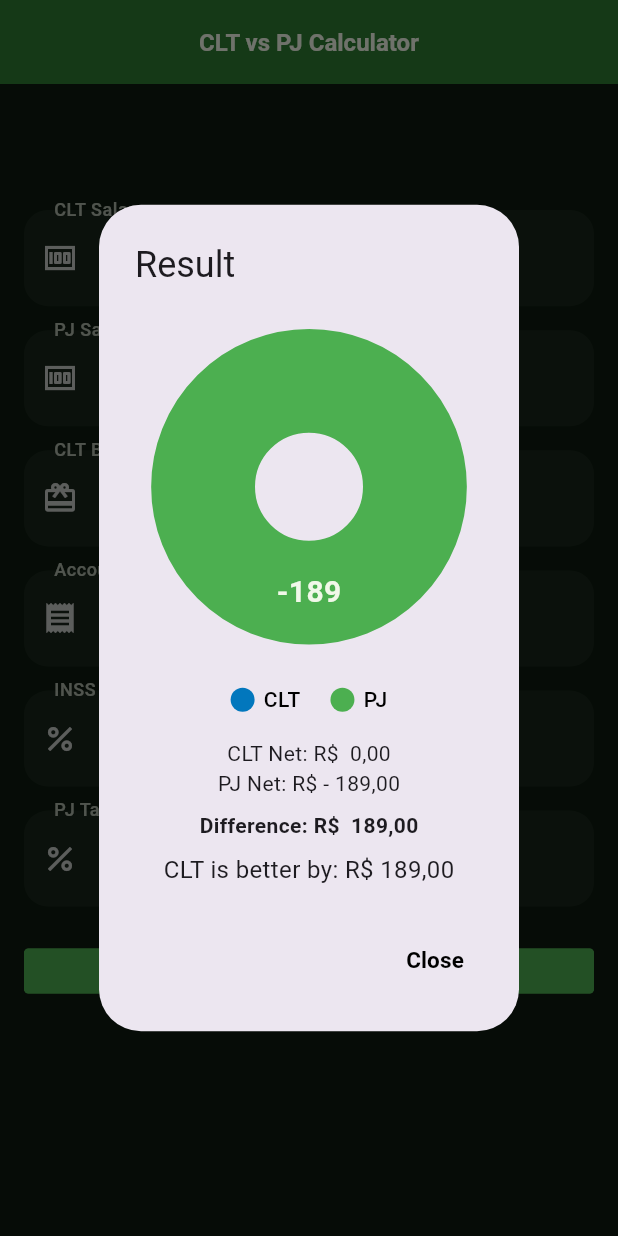
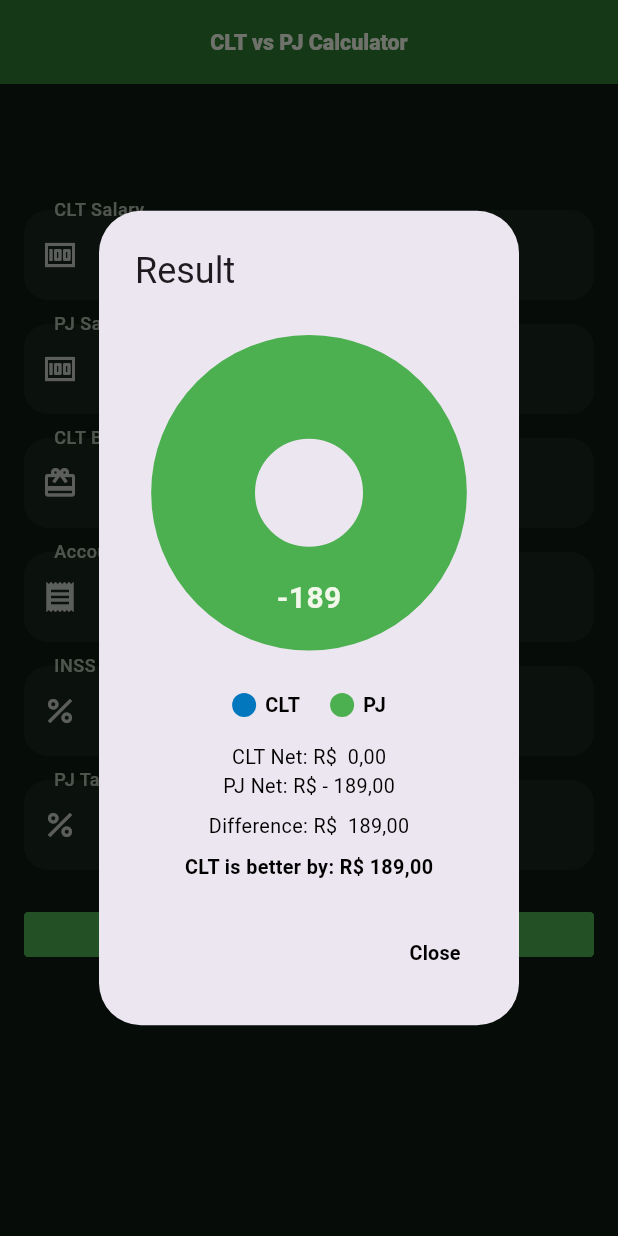
Before and after one commit to Victor-Zarzar/cltxpj-flutter, a Flutter app: the HomePage screen opened directly, after a tap on "Calculate", on a phone screen of 412 x 824 dp. Run offline on Flutter 3.47's test engine with Material 3 defaults, Android fonts, the phone set to English and light mode, and no system bars; drawn by our look-alikes of fl_chart, getwidget; our stand-ins replace easy_localization, flutter_local_notifications, flutter_secure_storage, flutter_svg, google_fonts, shared_preferences and 1 more; accounts and stored records are empty.

Commit message:
Add new feature.

```diff
--- a/lib/view/components/custom_button.dart
+++ b/lib/view/components/custom_button.dart
@@ -43,11 +43,7 @@ class CustomButton extends StatelessWidget {
           minWidth: minWidth ?? 0,
           minHeight: height ?? 0,
         ),
-        child: SizedBox(
-          width: maxWidth, // Esse é o segredo para web
-          height: height,
-          child: button,
-        ),
+        child: SizedBox(width: maxWidth, height: height, child: button),
       ),
     );
   }
--- a/lib/view/components/input_field.dart
+++ b/lib/view/components/input_field.dart
@@ -1,5 +1,6 @@
 import 'package:cltxpj/features/app_theme.dart';
 import 'package:cltxpj/features/theme_provider.dart';
+import 'package:cltxpj/view/widgets/responsive_extension.dart';
 import 'package:flutter/material.dart';
 import 'package:provider/provider.dart';
 
@@ -46,7 +47,7 @@ class InputField extends StatelessWidget {
                 validator: validator,
                 keyboardType: keyboardType,
                 obscureText: obscureText,
-                style: TextStyle(color: TextColor.primaryColor),
+                style: context.bodySmallBold,
                 onChanged: onChanged,
                 decoration: InputDecoration(
                   labelText: label,
--- a/lib/view/components/pie_chart_widget.dart
+++ b/lib/view/components/pie_chart_widget.dart
@@ -1,9 +1,9 @@
 import 'package:cltxpj/features/app_theme.dart';
 import 'package:cltxpj/features/theme_provider.dart';
+import 'package:cltxpj/view/widgets/responsive_extension.dart';
 import 'package:easy_localization/easy_localization.dart';
 import 'package:fl_chart/fl_chart.dart';
 import 'package:flutter/material.dart';
-import 'package:google_fonts/google_fonts.dart';
 import 'package:provider/provider.dart';
 
 class PieChartWidget extends StatelessWidget {
@@ -20,22 +20,9 @@ class PieChartWidget extends StatelessWidget {
 
   @override
   Widget build(BuildContext context) {
-    final notifier = context.watch<UiProvider>();
     if (dataMap.isEmpty) {
       return Center(
-        child: Text(
-          "no_data_display".tr(),
-          style: GoogleFonts.roboto(
-            textStyle: TextStyle(
-              fontSize: 16,
-              fontWeight: FontWeight.w500,
-              color:
-                  notifier.isDark
-                      ? TextColor.primaryColor
-                      : TextColor.fourthColor,
-            ),
-          ),
-        ),
+        child: Text("no_data_display".tr(), style: context.bodySmallBold),
       );
     }
 
@@ -108,19 +95,7 @@ class Indicator extends StatelessWidget {
               decoration: BoxDecoration(shape: BoxShape.circle, color: color),
             ),
             const SizedBox(width: 6),
-            Text(
-              text,
-              style: GoogleFonts.roboto(
-                textStyle: TextStyle(
-                  fontSize: 14,
-                  fontWeight: FontWeight.w500,
-                  color:
-                      notifier.isDark
-                          ? TextColor.primaryColor
-                          : TextColor.fourthColor,
-                ),
-              ),
-            ),
+            Text(text, style: context.bodySmallBold),
           ],
         );
       },
--- a/lib/view/home_page.dart
+++ b/lib/view/home_page.dart
@@ -5,11 +5,11 @@ import 'package:cltxpj/utils/chart_data_hepler.dart';
 import 'package:cltxpj/view/components/custom_button.dart';
 import 'package:cltxpj/view/components/input_field.dart';
 import 'package:cltxpj/view/components/pie_chart_widget.dart';
+import 'package:cltxpj/view/widgets/responsive_extension.dart';
 import 'package:cltxpj/view/widgets/responsive_scaffold.dart';
 import 'package:easy_localization/easy_localization.dart';
 import 'package:flutter/material.dart';
 import 'package:getwidget/getwidget.dart';
-import 'package:google_fonts/google_fonts.dart';
 import 'package:provider/provider.dart';
 
 class HomePage extends StatefulWidget {
@@ -133,11 +133,13 @@ class _HomePageState extends State<HomePage> {
                       'clt_net'.tr(
                         namedArgs: {'amount': currencyFormat.format(totalClt)},
                       ),
+                      style: context.bodySmall,
                     ), // Changed
                     Text(
                       'pj_net'.tr(
                         namedArgs: {'amount': currencyFormat.format(totalPj)},
                       ),
+                      style: context.bodySmall,
                     ), // Changed
                     const SizedBox(height: 8),
                     Text(
@@ -146,31 +148,16 @@ class _HomePageState extends State<HomePage> {
                           'amount': currencyFormat.format(difference),
                         },
                       ), // Changed
-                      style: const TextStyle(fontWeight: FontWeight.bold),
+                      style: context.bodySmall,
                     ),
                     const SizedBox(height: 8),
-                    Text(
-                      controller.bestOption,
-                      style: const TextStyle(fontSize: 16),
-                    ),
+                    Text(controller.bestOption, style: context.bodySmallBold),
                   ],
                 ),
                 actions: [
                   TextButton(
                     onPressed: () => Navigator.pop(context),
-                    child: Text(
-                      'close'.tr(),
-                      style: GoogleFonts.roboto(
-                        textStyle: TextStyle(
-                          fontSize: 15,
-                          fontWeight: FontWeight.bold,
-                          color:
-                              notifier.isDark
-                                  ? TextColor.primaryColor
-                                  : TextColor.fourthColor,
-                        ),
-                      ),
-                    ),
+                    child: Text('close'.tr(), style: context.bodySmallBold),
                   ),
                 ],
               );
@@ -198,16 +185,7 @@ class _HomePageState extends State<HomePage> {
                 notifier.isDark
                     ? AppBarColor.fourthColor
                     : AppBarColor.secondaryColor,
-            title: Text(
-              'app_bar_title'.tr(),
-              style: GoogleFonts.roboto(
-                textStyle: TextStyle(
-                  fontSize: 16,
-                  fontWeight: FontWeight.bold,
-                  color: TextColor.primaryColor,
-                ),
-              ),
-            ),
+            title: Text('app_bar_title'.tr(), style: context.h1),
           ),
           backgroundColor:
               notifier.isDark
@@ -233,16 +211,7 @@ class _HomePageState extends State<HomePage> {
                       validator: _validator,
                       icon: Icons.money,
                       maxWidth: 600,
-                      prefix: Text(
-                        'R\$ ',
-                        style: GoogleFonts.roboto(
-                          textStyle: TextStyle(
-                            fontSize: 15,
-                            fontWeight: FontWeight.bold,
-                            color: TextColor.primaryColor,
-                          ),
-                        ),
-                      ),
+                      prefix: Text('R\$ ', style: context.bodySmall),
                       onChanged: (_) => _formatCurrency(salaryCltController),
                     ),
                     InputField(
@@ -251,16 +220,7 @@ class _HomePageState extends State<HomePage> {
                       validator: _validator,
                       icon: Icons.money,
                       maxWidth: 600,
-                      prefix: Text(
-                        'R\$ ',
-                        style: GoogleFonts.roboto(
-                          textStyle: TextStyle(
-                            fontSize: 15,
-                            fontWeight: FontWeight.bold,
-                            color: TextColor.primaryColor,
-                          ),
-                        ),
-                      ),
+                      prefix: Text('R\$ ', style: context.bodySmall),
                       onChanged: (_) => _formatCurrency(salaryPjController),
                     ),
                     InputField(
@@ -269,16 +229,7 @@ class _HomePageState extends State<HomePage> {
                       validator: _validator,
                       icon: Icons.card_giftcard,
                       maxWidth: 600,
-                      prefix: Text(
-                        'R\$ ',
-                        style: GoogleFonts.roboto(
-                          textStyle: TextStyle(
-                            fontSize: 15,
-                            fontWeight: FontWeight.bold,
-                            color: TextColor.primaryColor,
-                          ),
-                        ),
-                      ),
+                      prefix: Text('R\$ ', style: context.bodySmall),
                       onChanged: (_) => _formatCurrency(benefitsController),
                     ),
                     InputField(
@@ -287,16 +238,7 @@ class _HomePageState extends State<HomePage> {
                       validator: _validator,
                       icon: Icons.receipt,
                       maxWidth: 600,
-                      prefix: Text(
-                        'R\$ ',
-                        style: GoogleFonts.roboto(
-                          textStyle: TextStyle(
-                            fontSize: 15,
-                            fontWeight: FontWeight.bold,
-                            color: TextColor.primaryColor,
-                          ),
-                        ),
-                      ),
+                      prefix: Text('R\$ ', style: context.bodySmall),
                       onChanged:
                           (_) => _formatCurrency(accountantFeeController),
                     ),
--- /dev/null
+++ b/lib/view/widgets/responsive_text.dart
@@ -0,0 +1,10 @@
+import 'package:flutter/material.dart';
+
+class ResponsiveText {
+  static double getSize(BuildContext context, double size) {
+    double screenWidth = MediaQuery.of(context).size.width;
+    double scaleFactor = screenWidth / 375;
+
+    return (size * scaleFactor).clamp(size * 0.8, size * 1.4);
+  }
+}
--- a/pubspec.yaml
+++ b/pubspec.yaml
@@ -24,7 +24,6 @@ dependencies:
   flutter_dotenv: ^5.2.1
   flutter_svg: ^2.1.0
   getwidget: ^6.0.0
-  intl: ^0.19.0
   fl_chart: ^1.0.0
   flutter_masked_text2: ^0.9.1
 
```
Also changed, not shown: assets/translations/en-US.json (+9 -1 lines), assets/translations/es.json (+9 -1 lines), assets/translations/pt-BR.json (+9 -1 lines), lib/view/about_page.dart (+5 -25 lines), lib/view/app_page.dart (+11 -16 lines), lib/view/settings_page.dart (+15 -45 lines), lib/view/theme_page.dart (+7 -21 lines), lib/view/widgets/responsive_extension.dart (added, +76 -0 lines), pubspec.lock.
